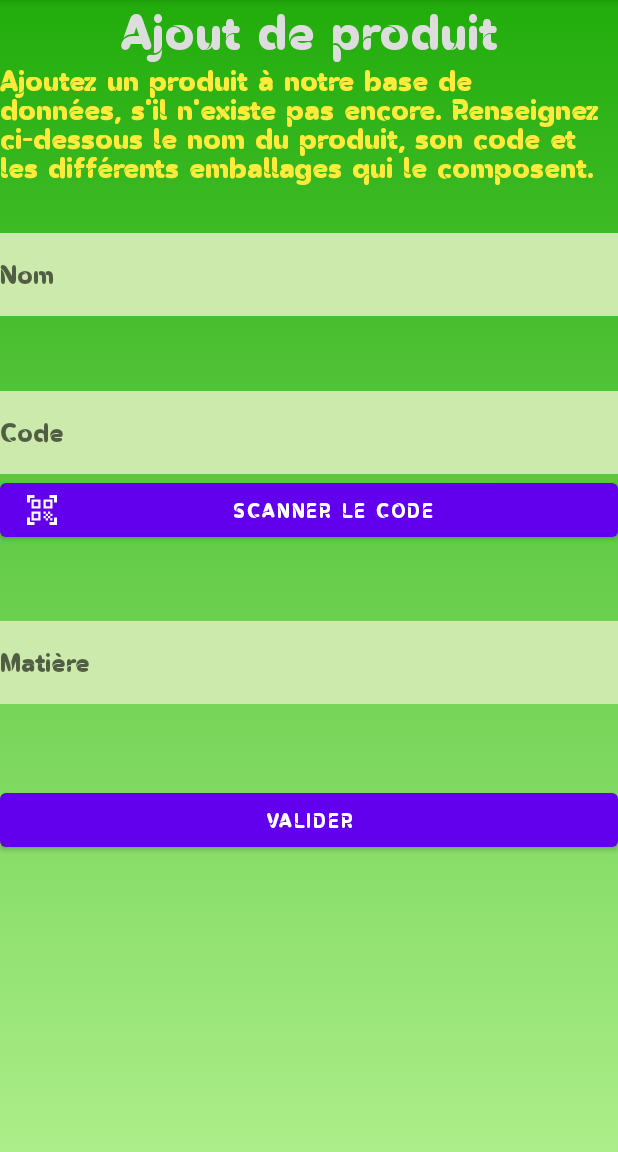
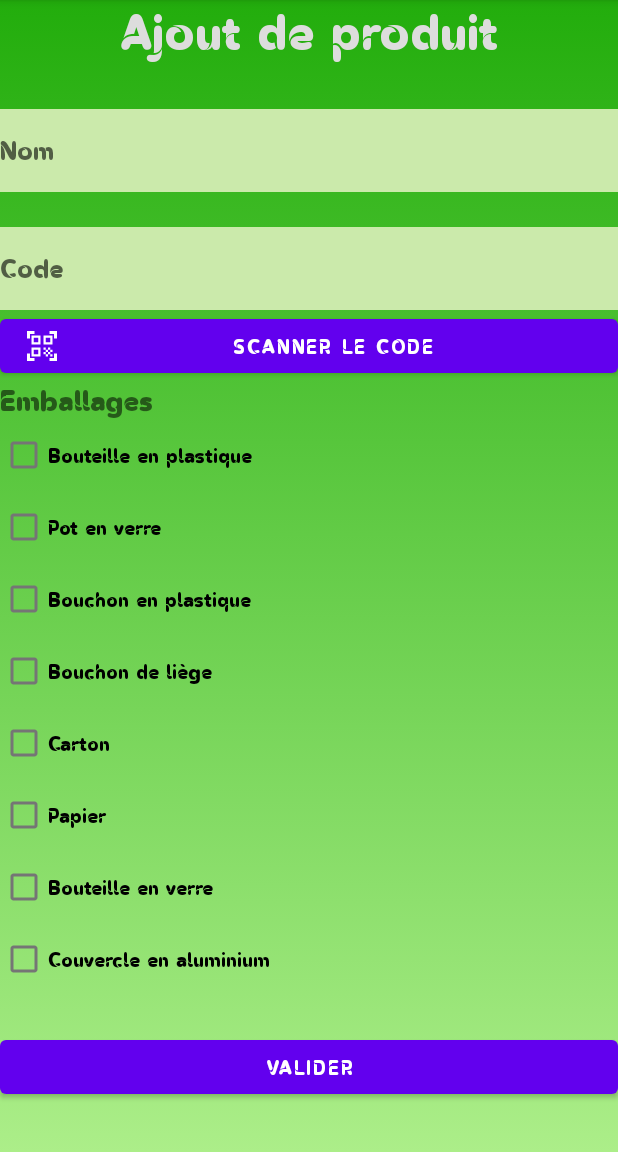
Before and after one commit to KharitonoffSamuel/AndroidApp, an Android app: the screen it shows after launch (AjoutProduit), after a tap on "AJOUTER UN PRODUIT", on a phone screen of 412 x 824 dp, the part 84-1236 px from its top. Run offline under Robolectric (Android 15) with nearby library versions, the phone set to English and light mode, and no system bars; our stand-ins replace Firebase (no records; nobody signed in at launch, a user with empty details on screens opened directly); libraries missing offline, so code that uses them is left out: com.google.zxing.integration.

Commit message:
23/11 faire checkbox in recycler view

```diff
--- a/app/src/main/java/com/example/androidapp/AjoutProduit.java
+++ b/app/src/main/java/com/example/androidapp/AjoutProduit.java
@@ -2,8 +2,10 @@ package com.example.androidapp;
 
 import android.content.Intent;
 import android.os.Bundle;
+import android.util.Log;
 import android.view.View;
 import android.widget.Button;
+import android.widget.CheckBox;
 import android.widget.EditText;
 import android.widget.TextView;
 import android.widget.Toast;
@@ -18,37 +20,66 @@ import com.google.firebase.database.FirebaseDatabase;
 import com.google.zxing.integration.android.IntentIntegrator;
 import com.google.zxing.integration.android.IntentResult;
 
+import java.util.ArrayList;
+
 public class AjoutProduit extends AppCompatActivity implements View.OnClickListener{
-    String code;
-    String nom = "Volvic";
-    String matiere = "Plastique";
+    String code, nom, matiere;
 
-    private RecyclerView recyclerView; // la vue
-    private RecyclerView.Adapter adapter; // l'adaptateur
-    private RecyclerView.LayoutManager layoutManager; // le gesdtionnaire de mise en page
-
-    Produit produit = new Produit(code, nom, new String[]{matiere});
+    Produit produit = new Produit(code, nom, matiere);
     private TextView textViewCode, textViewNom, textViewMatiere;
     private EditText editTextNom, editTextCode, editTextMatiere;
     private Button boutonScannerCode, boutonValider;
+    private CheckBox checkBoxBouteillePlastique, checkBoxPotVerre;
 
     //Référence racine de la database
     FirebaseDatabase database = FirebaseDatabase.getInstance("https://androidapp-41f0d-default-rtdb.europe-west1.firebasedatabase.app");
     DatabaseReference databaseReferenceProduits = database.getReference().child("Produits");
+
+    RecyclerView recyclerView;
+    ArrayList<String> emballages;
+    RVAdapter rvAdapter;
+
+    void initData() {
+        emballages = new ArrayList<>();
+        emballages.add("Bouteille en plastique");
+        emballages.add("Pot en verre");
+        emballages.add("Bouchon en plastique");
+        emballages.add("Bouchon de liège");
+        emballages.add("Carton");
+        emballages.add("Papier");
+        emballages.add("Bouteille en verre");
+        emballages.add("Couvercle en aluminium");
+    }
 
     @Override
     protected void onCreate(Bundle savedInstanceState) {
         super.onCreate(savedInstanceState);
         setContentView(R.layout.activity_ajout_produit);
 
-        boutonScannerCode = (Button) findViewById(R.id.buttonScanCode);
-        boutonValider = (Button) findViewById(R.id.buttonValiderNouveauProduit);
-        editTextNom = (EditText) findViewById(R.id.editTextNom);
-        editTextCode = (EditText) findViewById(R.id.editTextCode);
-        editTextMatiere = (EditText) findViewById(R.id.editTextMatiere);
+        boutonScannerCode = findViewById(R.id.buttonScanCode);
+        boutonValider = findViewById(R.id.buttonValiderNouveauProduit);
+        editTextNom = findViewById(R.id.editTextNom);
+        editTextCode = findViewById(R.id.editTextCode);
+        //editTextMatiere = (EditText) findViewById(R.id.editTextMatiere);
+        recyclerView = findViewById(R.id.recyclerViewEmballages);
 
-        boutonScannerCode.setOnClickListener((View.OnClickListener) this);
-        boutonValider.setOnClickListener((View.OnClickListener) this);
+        boutonScannerCode.setOnClickListener(this);
+        boutonValider.setOnClickListener(this);
+
+        //prepare list data
+        initData();
+
+        //create RV adapter from data (emballages strings)
+        rvAdapter = new RVAdapter(emballages);
+
+
+        // set adapter to RV
+        recyclerView.setAdapter(rvAdapter);
+
+        // set RV layout: vertical list
+        recyclerView.setLayoutManager(new LinearLayoutManager(this, LinearLayoutManager.VERTICAL, false));
+        // RV size doesn't depend on amount of content
+        recyclerView.hasFixedSize();
     }
 
     @Override
@@ -67,7 +98,7 @@ public class AjoutProduit extends AppCompatActivity implements View.OnClickListe
                 produit.setCode(editTextCode.getText().toString());
             }
 
-            databaseReferenceProduits.child(produit.getCode().toString()).setValue(produit);
+            databaseReferenceProduits.child(produit.getCode()).setValue(produit);
             //sendDatabase();
         }
     }
--- a/app/src/main/java/com/example/androidapp/MainActivity.java
+++ b/app/src/main/java/com/example/androidapp/MainActivity.java
@@ -2,11 +2,9 @@ package com.example.androidapp;
 
 import androidx.annotation.Nullable;
 import androidx.appcompat.app.AppCompatActivity;
-import androidx.recyclerview.widget.LinearLayoutManager;
 import androidx.recyclerview.widget.RecyclerView;
 
 import android.app.Dialog;
-import android.content.Context;
 import android.content.Intent;
 import android.graphics.Color;
 import android.graphics.drawable.ColorDrawable;
@@ -18,11 +16,12 @@ import android.view.View;
 import android.view.ViewGroup;
 import android.view.Window;
 import android.widget.Button;
-import android.widget.ImageView;
 import android.widget.LinearLayout;
 import android.widget.TextView;
 import android.widget.Toast;
 
+import com.google.android.material.bottomsheet.BottomSheetBehavior;
+import com.google.android.material.bottomsheet.BottomSheetDialog;
 import com.google.firebase.database.DataSnapshot;
 import com.google.firebase.database.DatabaseError;
 import com.google.firebase.database.DatabaseReference;
@@ -35,41 +34,25 @@ import java.util.ArrayList;
 
 public class MainActivity extends AppCompatActivity implements View.OnClickListener {
 
-    private Button boutonScan, boutonAjouter, boutonDialogSheet;
+    private Button boutonScan, boutonAjouter, boutonDialogSheet, boutonAjout;
     protected TextView nomText, codeText, emballageText;
     FirebaseDatabase database = FirebaseDatabase.getInstance("https://androidapp-41f0d-default-rtdb.europe-west1.firebasedatabase.app");
     DatabaseReference databaseReferenceProduits = database.getReference().child("Produits");
 
-    RecyclerView recyclerView;
-    ArrayList<String> emballages;
-    RVAdapter rvAdapter;
-    final String TAG = "MainActivity";
 
-    void initData() {
-        emballages = new ArrayList<>();
-        emballages.add("Bouteille en plastique");
-        emballages.add("Pot en verre");
-        emballages.add("Bouchon en plastique");
-        emballages.add("Bouchon de liège");
-        emballages.add("Carton");
-        emballages.add("Papier");
-        emballages.add("Bouteille en verre");
-        emballages.add("Couvercle en aluminium");
-    }
 
     @Override
     protected void onCreate(Bundle savedInstanceState) {
         super.onCreate(savedInstanceState);
         setContentView(R.layout.activity_main);
 
-        boutonScan = (Button) findViewById(R.id.buttonScan);
-        boutonScan.setOnClickListener((View.OnClickListener) this);
+        boutonScan = findViewById(R.id.buttonScan);
+        boutonScan.setOnClickListener(this);
 
-        boutonAjouter = (Button) findViewById(R.id.buttonAjouter);
-        boutonAjouter.setOnClickListener((View.OnClickListener) this);
+        boutonAjouter = findViewById(R.id.buttonAjouter);
+        boutonAjouter.setOnClickListener(this);
 
-        boutonDialogSheet = (Button) findViewById(R.id.buttonTestDialogBottom);
-        boutonDialogSheet.setOnClickListener((View.OnClickListener) this);
+        boutonAjout = findViewById(R.id.buttonAjouter);
 
     }
 
@@ -79,27 +62,20 @@ public class MainActivity extends AppCompatActivity implements View.OnClickListe
             Intent intent = new Intent(this, AjoutProduit.class);
             startActivity(intent);
         } else if (boutonScan.equals(view)) {
-            //Intent intent = new Intent(this, SearchProduct.class);
-            //startActivity(intent);
-
             //Start QR Scanner
             scan();
         }
-        else if (boutonDialogSheet.equals(view)){
-            showDialog();
-        }
     }
 
+    //Fonction qui lance le scan
     private void scan(){
         IntentIntegrator intentIntegrator = new IntentIntegrator(this);
         intentIntegrator.setPrompt("Scan a barcode or QR Code");
         intentIntegrator.setOrientationLocked(false);
         intentIntegrator.initiateScan();
-
-        showDialog();
     }
 
-    private void showDialog(){
+    private void showDialog(Produit produit){
         final Dialog dialog = new Dialog(this);
         dialog.requestWindowFeature(Window.FEATURE_NO_TITLE);
         dialog.setContentView(R.layout.bottomsheetdialog_layout);
@@ -109,10 +85,14 @@ public class MainActivity extends AppCompatActivity implements View.OnClickListe
         LinearLayout emballageLayout = dialog.findViewById(R.id.emballageLayout);
         LinearLayout rescanLayout = dialog.findViewById(R.id.layoutReScan);
         LinearLayout backHomeLayout = dialog.findViewById(R.id.layoutBackHome);
-        RecyclerView recyclerView = dialog.findViewById(R.id.recyclerViewMateriaux);
+        LinearLayout ajoutProduit = dialog.findViewById(R.id.layoutAjout);
 
-        nomText = (TextView) findViewById(R.id.textNom);
-        codeText = (TextView) findViewById(R.id.textCode);
+        nomText = dialog.findViewById(R.id.textNom);
+        codeText = dialog.findViewById(R.id.textCode);
+
+        nomText.setText(produit.getNom());
+        codeText.setText(produit.getCode());
+        Log.d("SHEET", ""+ produit.getNom());
 
         rescanLayout.setOnClickListener(new View.OnClickListener() {
             @Override
@@ -125,28 +105,17 @@ public class MainActivity extends AppCompatActivity implements View.OnClickListe
         backHomeLayout.setOnClickListener(new View.OnClickListener() {
             @Override
             public void onClick(View view) {
-                Toast.makeText(MainActivity.this,"Back Home",Toast.LENGTH_SHORT).show();
-                Intent intent = getIntent();
-                finish();
+                dialog.dismiss();
+            }
+        });
+
+        ajoutProduit.setOnClickListener(new View.OnClickListener() {
+            @Override
+            public void onClick(View view) {
+                Intent intent = new Intent(MainActivity.this,AjoutProduit.class);
                 startActivity(intent);
             }
         });
-
-        //prepare list data
-        initData();
-
-        //create RV adapter from data (emballages strings)
-        rvAdapter = new RVAdapter(emballages);
-        Log.d("RVADAPTER",""+recyclerView);
-
-
-        // set adapter to RV
-        recyclerView.setAdapter(rvAdapter);
-
-        // set RV layout: vertical list
-        recyclerView.setLayoutManager(new LinearLayoutManager(this, LinearLayoutManager.VERTICAL, false));
-        // RV size doesn't depend on amount of content
-        recyclerView.hasFixedSize();
 
         dialog.show();
         dialog.getWindow().setLayout(ViewGroup.LayoutParams.MATCH_PARENT,ViewGroup.LayoutParams.WRAP_CONTENT);
@@ -181,8 +150,7 @@ public class MainActivity extends AppCompatActivity implements View.OnClickListe
             public void onDataChange(DataSnapshot dataSnapshot) {
                 if (dataSnapshot.exists()) {
                     Produit produit = dataSnapshot.getValue(Produit.class);
-                    Log.d(TAG, "Nom: " + produit.getNom() + ", Code " + produit.getCode());
-                    Log.d("NOM", "" + produit.getNom());
+                    showDialog(produit);
                 } else {
                     Toast.makeText(getBaseContext(), "Le produit n'existe pas dans la base de données", Toast.LENGTH_SHORT).show();
                 }
--- a/app/src/main/java/com/example/androidapp/Produit.java
+++ b/app/src/main/java/com/example/androidapp/Produit.java
@@ -3,13 +3,15 @@ package com.example.androidapp;
 public class Produit {
     private String Code;
     private String Nom;
-    private String[] Matiere;
+    private String Matiere;
 
-    public Produit(String code, String nom, String[] matiere) {
+    public Produit(String code, String nom, String matiere) {
         Code = code;
         Nom = nom;
         Matiere = matiere;
     }
+
+    public Produit() {}
 
     public String getCode() {
         return Code;
@@ -27,11 +29,11 @@ public class Produit {
         this.Nom = nom;
     }
 
-    public String[] getMatiere() {
+    public String getMatiere() {
         return Matiere;
     }
 
-    public void setMatiere(String[] matiere) {
+    public void setMatiere(String matiere) {
         Matiere = matiere;
     }
 }
--- a/app/src/main/java/com/example/androidapp/RVAdapter.java
+++ b/app/src/main/java/com/example/androidapp/RVAdapter.java
@@ -1,10 +1,12 @@
 package com.example.androidapp;
 
 
+import android.provider.ContactsContract;
 import android.view.LayoutInflater;
 import android.view.View;
 import android.view.ViewGroup;
 import android.widget.CheckBox;
+import android.widget.CompoundButton;
 import android.widget.TextView;
 
 import androidx.recyclerview.widget.RecyclerView;
@@ -21,7 +23,7 @@ public class RVAdapter extends RecyclerView.Adapter<RVAdapter.ItemViewHolder> {
 
         public ItemViewHolder(View itemView) {
             super(itemView);
-            checkBox = (CheckBox) itemView.findViewById(R.id.checkBox);
+            checkBox = itemView.findViewById(R.id.checkBox);
         }
     }
 
@@ -41,6 +43,7 @@ public class RVAdapter extends RecyclerView.Adapter<RVAdapter.ItemViewHolder> {
     @Override
     public void onBindViewHolder(ItemViewHolder holder, int position) {
         holder.checkBox.setText(dataList.get(position));
+        //https://www.youtube.com/watch?v=5YFPkFaLcIo
     }
 
     @Override
--- /dev/null
+++ b/app/src/main/res/drawable/ic_baseline_plus_one_24.xml
@@ -0,0 +1,5 @@
+<vector android:height="24dp" android:tint="#000000"
+    android:viewportHeight="24" android:viewportWidth="24"
+    android:width="24dp" xmlns:android="http://schemas.android.com/apk/res/android">
+    <path android:fillColor="@android:color/white" android:pathData="M10,8L8,8v4L4,12v2h4v4h2v-4h4v-2h-4zM14.5,6.08L14.5,7.9l2.5,-0.5L17,18h2L19,5z"/>
+</vector>
--- a/app/src/main/res/layout/activity_ajout_produit.xml
+++ b/app/src/main/res/layout/activity_ajout_produit.xml
@@ -19,14 +19,6 @@
         android:textColor="#DDDDDD"
         android:textSize="34sp" />
 
-    <TextView
-        android:id="@+id/textView4"
-        android:layout_width="match_parent"
-        android:layout_height="wrap_content"
-        android:text="Ajoutez un produit à notre base de données, s'il n'existe pas encore. Renseignez ci-dessous le nom du produit, son code et les différents emballages qui le composent."
-        android:textColor="#FFEB3B"
-        android:textSize="20sp" />
-
     <Space
         android:layout_width="match_parent"
         android:layout_height="31dp" />
@@ -42,7 +34,7 @@
 
     <Space
         android:layout_width="match_parent"
-        android:layout_height="50dp" />
+        android:layout_height="23dp" />
 
     <EditText
         android:id="@+id/editTextCode"
@@ -60,22 +52,21 @@
         android:text="Scanner le code"
         app:icon="@drawable/ic_baseline_qr_code_scanner_24" />
 
-    <Space
+    <TextView
+        android:id="@+id/textView4"
         android:layout_width="match_parent"
-        android:layout_height="50dp" />
+        android:layout_height="wrap_content"
+        android:text="Emballages"
+        android:textSize="20sp" />
 
-    <EditText
-        android:id="@+id/editTextMatiere"
+    <androidx.recyclerview.widget.RecyclerView
+        android:id="@+id/recyclerViewEmballages"
         android:layout_width="match_parent"
-        android:layout_height="55dp"
-        android:background="#CBEAAB"
-        android:ems="10"
-        android:hint="Matière"
-        android:inputType="textPersonName" />
+        android:layout_height="wrap_content" />
 
     <Space
         android:layout_width="match_parent"
-        android:layout_height="53dp" />
+        android:layout_height="24dp" />
 
     <Button
         android:id="@+id/buttonValiderNouveauProduit"
--- a/app/src/main/res/layout/activity_main.xml
+++ b/app/src/main/res/layout/activity_main.xml
@@ -61,10 +61,4 @@
         android:text="Ajouter un produit"
         android:textSize="20sp" />
 
-    <Button
-        android:id="@+id/buttonTestDialogBottom"
-        android:layout_width="match_parent"
-        android:layout_height="wrap_content"
-        android:text="Ouvrir bottom sheet" />
-
 </LinearLayout>
```
Also changed, not shown: app/src/main/java/com/example/androidapp/SearchProduct.java (+5 -5 lines), app/src/main/res/layout/bottomsheetdialog_layout.xml (+46 -29 lines).
